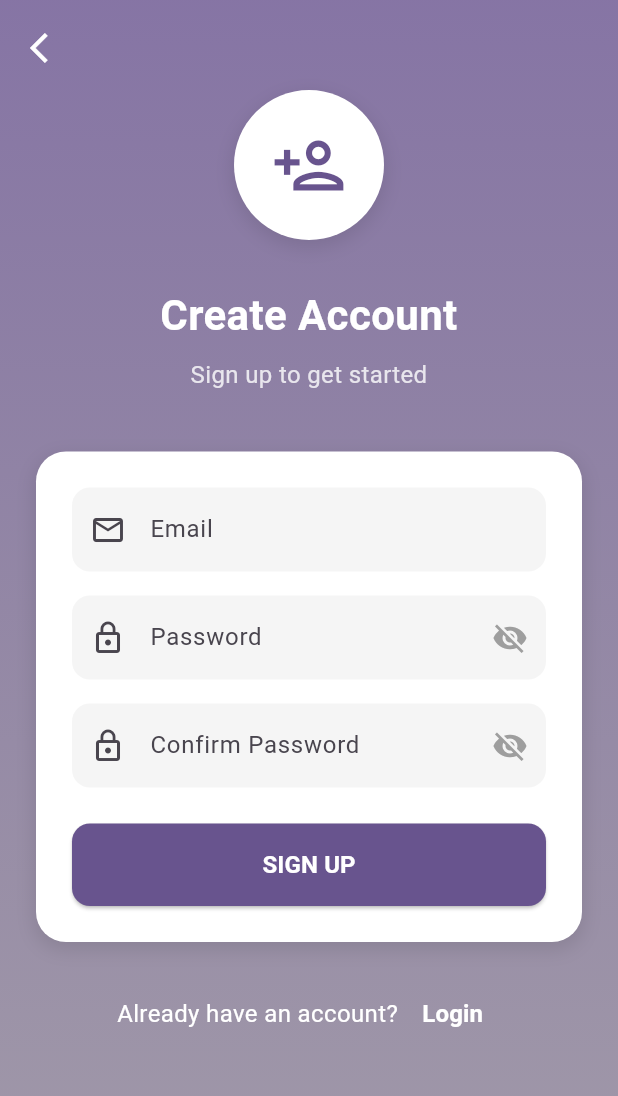
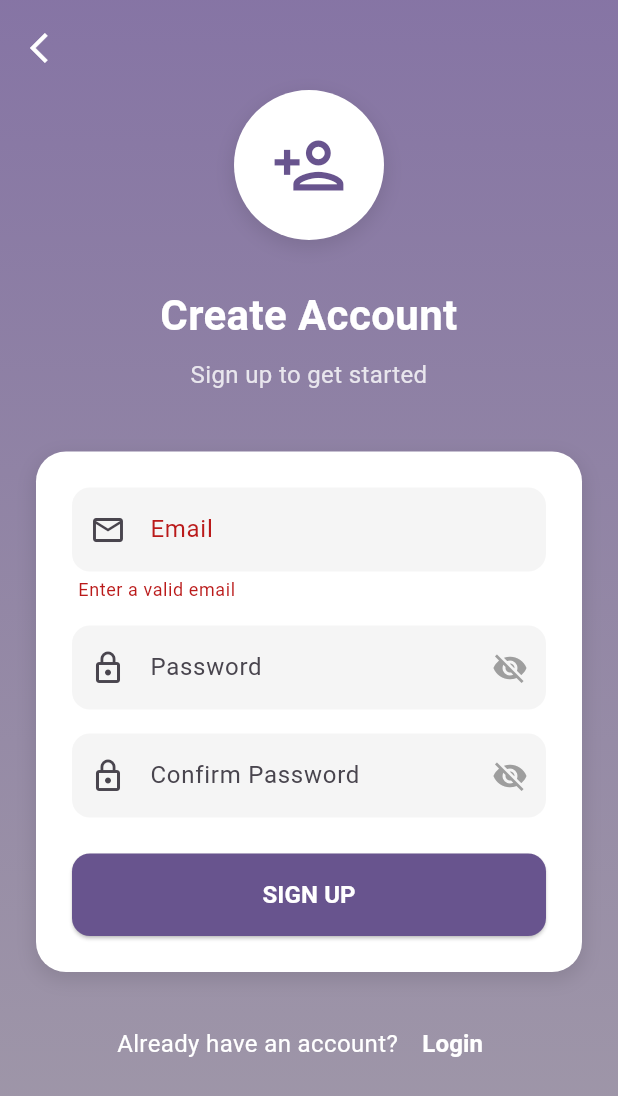
Before and after one commit to devanshu1005/stock_market, a Flutter app: the screen it shows after launch, after a tap on "Sign Up", on a phone screen of 412 x 824 dp. Shown: the top 1096 px of the screen. Run offline on Flutter 3.47's test engine with Material 3 defaults, Android fonts, the phone set to English and light mode, and no system bars; our stand-ins replace cloud_firestore, firebase_auth, firebase_core, google_sign_in; accounts and stored records are empty.

Commit message:
final commit

```diff
--- a/lib/screens/login_screen.dart
+++ b/lib/screens/login_screen.dart
@@ -17,7 +17,8 @@ class _LoginScreenState extends State<LoginScreen> {
   bool _obscurePassword = true;
 
   void _login() async {
-    if (_emailController.text.trim().isEmpty || _passwordController.text.trim().isEmpty) {
+    if (_emailController.text.trim().isEmpty ||
+        _passwordController.text.trim().isEmpty) {
       ScaffoldMessenger.of(context).showSnackBar(
         SnackBar(content: Text("Please enter both email and password")),
       );
@@ -55,7 +56,7 @@ class _LoginScreenState extends State<LoginScreen> {
 
       if (googleUser == null) {
         setState(() => _isLoading = false);
-        return; // User canceled login
+        return;
       }
 
       final GoogleSignInAuthentication googleAuth =
@@ -81,12 +82,17 @@ class _LoginScreenState extends State<LoginScreen> {
     }
   }
 
+  bool _isValidEmail(String email) {
+    final emailRegex =
+        RegExp(r'^[a-zA-Z0-9._%+-]+@[a-zA-Z0-9.-]+\.[a-zA-Z]{2,}$');
+    return emailRegex.hasMatch(email);
+  }
+
   @override
   Widget build(BuildContext context) {
     return Scaffold(
       body: Stack(
         children: [
-          // Background gradient
           Container(
             decoration: BoxDecoration(
               gradient: LinearGradient(
@@ -100,7 +106,6 @@ class _LoginScreenState extends State<LoginScreen> {
             ),
           ),
 
-          // Main content
           SafeArea(
             child: SingleChildScrollView(
               child: Padding(
@@ -110,7 +115,6 @@ class _LoginScreenState extends State<LoginScreen> {
                   children: [
                     SizedBox(height: 60),
 
-                    // App logo or icon
                     Container(
                       alignment: Alignment.center,
                       child: Container(
@@ -138,7 +142,6 @@ class _LoginScreenState extends State<LoginScreen> {
 
                     SizedBox(height: 30),
 
-                    // Welcome text
                     Text(
                       "Welcome Back",
                       style: TextStyle(
@@ -162,7 +165,6 @@ class _LoginScreenState extends State<LoginScreen> {
 
                     SizedBox(height: 40),
 
-                    // Login form in a card
                     Container(
                       decoration: BoxDecoration(
                         color: Colors.white,
@@ -181,7 +183,6 @@ class _LoginScreenState extends State<LoginScreen> {
                         child: Column(
                           crossAxisAlignment: CrossAxisAlignment.stretch,
                           children: [
-                            // Email field
                             TextField(
                               controller: _emailController,
                               keyboardType: TextInputType.emailAddress,
@@ -195,13 +196,20 @@ class _LoginScreenState extends State<LoginScreen> {
                                 ),
                                 filled: true,
                                 fillColor: Colors.grey.shade100,
-                                contentPadding: EdgeInsets.symmetric(vertical: 16),
+                                contentPadding:
+                                    EdgeInsets.symmetric(vertical: 16),
+                                errorText: _isValidEmail(_emailController.text)
+                                    ? null
+                                    : "Enter a valid email",
                               ),
+                              onChanged: (value) {
+                                setState(
+                                    () {});
+                              },
                             ),
 
                             SizedBox(height: 16),
 
-                            // Password field
                             TextField(
                               controller: _passwordController,
                               obscureText: _obscurePassword,
@@ -211,7 +219,9 @@ class _LoginScreenState extends State<LoginScreen> {
                                 prefixIcon: Icon(Icons.lock_outline),
                                 suffixIcon: IconButton(
                                   icon: Icon(
-                                    _obscurePassword ? Icons.visibility_off : Icons.visibility,
+                                    _obscurePassword
+                                        ? Icons.visibility_off
+                                        : Icons.visibility,
                                     color: Colors.grey,
                                   ),
                                   onPressed: () {
@@ -226,40 +236,36 @@ class _LoginScreenState extends State<LoginScreen> {
                                 ),
                                 filled: true,
                                 fillColor: Colors.grey.shade100,
-                                contentPadding: EdgeInsets.symmetric(vertical: 16),
+                                contentPadding:
+                                    EdgeInsets.symmetric(vertical: 16),
                               ),
                             ),
 
                             SizedBox(height: 8),
 
-                            // Forgot password
-                            Align(
-                              alignment: Alignment.centerRight,
-                              child: TextButton(
-                                onPressed: () {
-                                  // Add forgot password functionality
-                                },
-                                child: Text(
-                                  "Forgot Password?",
-                                  style: TextStyle(
-                                    color: Theme.of(context).primaryColor,
-                                  ),
-                                ),
-                              ),
-                            ),
+
 
                             SizedBox(height: 16),
 
-                            // Login button
                             ElevatedButton(
                               onPressed: _isLoading ? null : _login,
+                              style: ElevatedButton.styleFrom(
+                                foregroundColor: Colors.white,
+                                backgroundColor: Theme.of(context).primaryColor,
+                                shape: RoundedRectangleBorder(
+                                  borderRadius: BorderRadius.circular(12),
+                                ),
+                                padding: EdgeInsets.symmetric(vertical: 16),
+                              ),
                               child: _isLoading
                                   ? SizedBox(
                                       height: 20,
                                       width: 20,
                                       child: CircularProgressIndicator(
                                         strokeWidth: 2,
-                                        valueColor: AlwaysStoppedAnimation<Color>(Colors.white),
+                                        valueColor:
+                                            AlwaysStoppedAnimation<Color>(
+                                                Colors.white),
                                       ),
                                     )
                                   : Text(
@@ -269,14 +275,6 @@ class _LoginScreenState extends State<LoginScreen> {
                                         fontWeight: FontWeight.bold,
                                       ),
                                     ),
-                              style: ElevatedButton.styleFrom(
-                                foregroundColor: Colors.white,
-                                backgroundColor: Theme.of(context).primaryColor,
-                                shape: RoundedRectangleBorder(
-                                  borderRadius: BorderRadius.circular(12),
-                                ),
-                                padding: EdgeInsets.symmetric(vertical: 16),
-                              ),
                             ),
                           ],
                         ),
@@ -285,10 +283,11 @@ class _LoginScreenState extends State<LoginScreen> {
 
                     SizedBox(height: 24),
 
-                    // Or divider
                     Row(
                       children: [
-                        Expanded(child: Divider(color: Colors.white.withOpacity(0.5))),
+                        Expanded(
+                            child:
+                                Divider(color: Colors.white.withOpacity(0.5))),
                         Padding(
                           padding: const EdgeInsets.symmetric(horizontal: 16),
                           child: Text(
@@ -299,18 +298,20 @@ class _LoginScreenState extends State<LoginScreen> {
                             ),
                           ),
                         ),
-                        Expanded(child: Divider(color: Colors.white.withOpacity(0.5))),
+                        Expanded(
+                            child:
+                                Divider(color: Colors.white.withOpacity(0.5))),
                       ],
                     ),
 
                     SizedBox(height: 24),
 
-                    // Google Sign-in button
                     ElevatedButton.icon(
                       onPressed: _isLoading ? null : _signInWithGoogle,
                       icon: _isLoading
                           ? SizedBox(width: 20)
-                          : Image.asset('assets/images/google_logo.png', height: 20),
+                          : Image.asset('assets/images/google_logo.png',
+                              height: 20),
                       label: Text(
                         "Sign in with Google",
                         style: TextStyle(
@@ -333,7 +334,6 @@ class _LoginScreenState extends State<LoginScreen> {
 
                     SizedBox(height: 24),
 
-                    // Sign up link
                     Row(
                       mainAxisAlignment: MainAxisAlignment.center,
                       children: [
@@ -345,7 +345,8 @@ class _LoginScreenState extends State<LoginScreen> {
                           onPressed: () {
                             Navigator.push(
                               context,
-                              MaterialPageRoute(builder: (context) => SignupScreen()),
+                              MaterialPageRoute(
+                                  builder: (context) => SignupScreen()),
                             );
                           },
                           child: Text(
--- a/lib/screens/signup_screen.dart
+++ b/lib/screens/signup_screen.dart
@@ -10,14 +10,14 @@ class SignupScreen extends StatefulWidget {
 class _SignupScreenState extends State<SignupScreen> {
   final TextEditingController _emailController = TextEditingController();
   final TextEditingController _passwordController = TextEditingController();
-  final TextEditingController _confirmPasswordController = TextEditingController();
+  final TextEditingController _confirmPasswordController =
+      TextEditingController();
   final FirebaseAuth _auth = FirebaseAuth.instance;
   bool _isLoading = false;
   bool _obscurePassword = true;
   bool _obscureConfirmPassword = true;
 
   void _signup() async {
-    // Basic validation
     if (_emailController.text.trim().isEmpty ||
         _passwordController.text.trim().isEmpty) {
       ScaffoldMessenger.of(context).showSnackBar(
@@ -52,7 +52,6 @@ class _SignupScreenState extends State<SignupScreen> {
 
       String userId = userCredential.user!.uid;
 
-      // Navigate to UserDetailsScreen to collect additional user data
       Navigator.pushReplacement(
         context,
         MaterialPageRoute(
@@ -70,12 +69,17 @@ class _SignupScreenState extends State<SignupScreen> {
     }
   }
 
+  bool _isValidEmail(String email) {
+    final emailRegex =
+        RegExp(r'^[a-zA-Z0-9._%+-]+@[a-zA-Z0-9.-]+\.[a-zA-Z]{2,}$');
+    return emailRegex.hasMatch(email);
+  }
+
   @override
   Widget build(BuildContext context) {
     return Scaffold(
       body: Stack(
         children: [
-          // Background gradient (matching login screen)
           Container(
             decoration: BoxDecoration(
               gradient: LinearGradient(
@@ -89,7 +93,6 @@ class _SignupScreenState extends State<SignupScreen> {
             ),
           ),
 
-          // Back button
           SafeArea(
             child: Padding(
               padding: const EdgeInsets.all(8.0),
@@ -100,7 +103,6 @@ class _SignupScreenState extends State<SignupScreen> {
             ),
           ),
 
-          // Main content
           SafeArea(
             child: SingleChildScrollView(
               child: Padding(
@@ -110,7 +112,6 @@ class _SignupScreenState extends State<SignupScreen> {
                   children: [
                     SizedBox(height: 60),
 
-                    // App logo or icon - matching login screen
                     Container(
                       alignment: Alignment.center,
                       child: Container(
@@ -138,7 +139,6 @@ class _SignupScreenState extends State<SignupScreen> {
 
                     SizedBox(height: 30),
 
-                    // Welcome text
                     Text(
                       "Create Account",
                       style: TextStyle(
@@ -162,7 +162,6 @@ class _SignupScreenState extends State<SignupScreen> {
 
                     SizedBox(height: 40),
 
-                    // Signup form in a card - matching login screen style
                     Container(
                       decoration: BoxDecoration(
                         color: Colors.white,
@@ -181,7 +180,6 @@ class _SignupScreenState extends State<SignupScreen> {
                         child: Column(
                           crossAxisAlignment: CrossAxisAlignment.stretch,
                           children: [
-                            // Email field
                             TextField(
                               controller: _emailController,
                               keyboardType: TextInputType.emailAddress,
@@ -195,13 +193,20 @@ class _SignupScreenState extends State<SignupScreen> {
                                 ),
                                 filled: true,
                                 fillColor: Colors.grey.shade100,
-                                contentPadding: EdgeInsets.symmetric(vertical: 16),
+                                contentPadding:
+                                    EdgeInsets.symmetric(vertical: 16),
+                                errorText: _isValidEmail(_emailController.text)
+                                    ? null
+                                    : "Enter a valid email",
                               ),
+                              onChanged: (value) {
+                                setState(
+                                    () {});
+                              },
                             ),
 
                             SizedBox(height: 16),
 
-                            // Password field
                             TextField(
                               controller: _passwordController,
                               obscureText: _obscurePassword,
@@ -211,7 +216,9 @@ class _SignupScreenState extends State<SignupScreen> {
                                 prefixIcon: Icon(Icons.lock_outline),
                                 suffixIcon: IconButton(
                                   icon: Icon(
-                                    _obscurePassword ? Icons.visibility_off : Icons.visibility,
+                                    _obscurePassword
+                                        ? Icons.visibility_off
+                                        : Icons.visibility,
                                     color: Colors.grey,
                                   ),
                                   onPressed: () {
@@ -226,13 +233,13 @@ class _SignupScreenState extends State<SignupScreen> {
                                 ),
                                 filled: true,
                                 fillColor: Colors.grey.shade100,
-                                contentPadding: EdgeInsets.symmetric(vertical: 16),
+                                contentPadding:
+                                    EdgeInsets.symmetric(vertical: 16),
                               ),
                             ),
 
                             SizedBox(height: 16),
 
-                            // Confirm Password field
                             TextField(
                               controller: _confirmPasswordController,
                               obscureText: _obscureConfirmPassword,
@@ -242,12 +249,15 @@ class _SignupScreenState extends State<SignupScreen> {
                                 prefixIcon: Icon(Icons.lock_outline),
                                 suffixIcon: IconButton(
                                   icon: Icon(
-                                    _obscureConfirmPassword ? Icons.visibility_off : Icons.visibility,
+                                    _obscureConfirmPassword
+                                        ? Icons.visibility_off
+                                        : Icons.visibility,
                                     color: Colors.grey,
                                   ),
                                   onPressed: () {
                                     setState(() {
-                                      _obscureConfirmPassword = !_obscureConfirmPassword;
+                                      _obscureConfirmPassword =
+                                          !_obscureConfirmPassword;
                                     });
                                   },
                                 ),
@@ -257,22 +267,32 @@ class _SignupScreenState extends State<SignupScreen> {
                                 ),
                                 filled: true,
                                 fillColor: Colors.grey.shade100,
-                                contentPadding: EdgeInsets.symmetric(vertical: 16),
+                                contentPadding:
+                                    EdgeInsets.symmetric(vertical: 16),
                               ),
                             ),
 
                             SizedBox(height: 24),
 
-                            // Signup button
                             ElevatedButton(
                               onPressed: _isLoading ? null : _signup,
+                              style: ElevatedButton.styleFrom(
+                                foregroundColor: Colors.white,
+                                backgroundColor: Theme.of(context).primaryColor,
+                                shape: RoundedRectangleBorder(
+                                  borderRadius: BorderRadius.circular(12),
+                                ),
+                                padding: EdgeInsets.symmetric(vertical: 16),
+                              ),
                               child: _isLoading
                                   ? SizedBox(
                                       height: 20,
                                       width: 20,
                                       child: CircularProgressIndicator(
                                         strokeWidth: 2,
-                                        valueColor: AlwaysStoppedAnimation<Color>(Colors.white),
+                                        valueColor:
+                                            AlwaysStoppedAnimation<Color>(
+                                                Colors.white),
                                       ),
                                     )
                                   : Text(
@@ -282,14 +302,6 @@ class _SignupScreenState extends State<SignupScreen> {
                                         fontWeight: FontWeight.bold,
                                       ),
                                     ),
-                              style: ElevatedButton.styleFrom(
-                                foregroundColor: Colors.white,
-                                backgroundColor: Theme.of(context).primaryColor,
-                                shape: RoundedRectangleBorder(
-                                  borderRadius: BorderRadius.circular(12),
-                                ),
-                                padding: EdgeInsets.symmetric(vertical: 16),
-                              ),
                             ),
                           ],
                         ),
@@ -298,7 +310,6 @@ class _SignupScreenState extends State<SignupScreen> {
 
                     SizedBox(height: 24),
 
-                    // Login link
                     Row(
                       mainAxisAlignment: MainAxisAlignment.center,
                       children: [
--- a/lib/services/auth_wrapper.dart
+++ b/lib/services/auth_wrapper.dart
@@ -7,15 +7,15 @@ class AuthWrapper extends StatelessWidget {
   @override
   Widget build(BuildContext context) {
     return StreamBuilder<User?>(
-      stream: FirebaseAuth.instance.authStateChanges(), // Tracks auth state
+      stream: FirebaseAuth.instance.authStateChanges(),
       builder: (context, snapshot) {
         if (snapshot.connectionState == ConnectionState.waiting) {
-          return Center(child: CircularProgressIndicator()); // Show loader
+          return Center(child: CircularProgressIndicator());
         }
         if (snapshot.hasData) {
-          return HomeScreen(); // User is logged in
+          return HomeScreen();
         }
-        return LoginScreen(); // User is logged out
+        return LoginScreen();
       },
     );
   }
--- a/lib/services/stock_api_service.dart
+++ b/lib/services/stock_api_service.dart
@@ -4,12 +4,29 @@ import 'package:http/http.dart' as http;
 import 'dart:math';
 
 class StockApiService {
-  // static const String apiKey = 'JEA4DZIJGNCLAPZC';
-  // static const String apiKey = 'Q8UMH5T65ZZIG1ON';
-  static const String apiKey = '7RKYYRCVCDCIVL08';
+  static const List<String> apiKeys = [
+    'JEA4DZIJGNCLAPZC',
+    'Q8UMH5T65ZZIG1ON',
+    '7RKYYRCVCDCIVL08',
+    'HXOAVG0I396LMWB6',
+    'OFN1OFMYO2F16B5L',
+    'P9LR98KVB5KDS3IZ',
+    '4IZRGSWC5402E2XF',
+    'I4L5VLSYB706A3TM',
+    '9D577SF8QUJNSXZP',
+    'SALQWNB49TURU63D',
+    'YYH79M3LLQIF0OGZ'
+  ];
+  static int _currentApiKeyIndex = 0;
   static const String baseUrl = 'https://www.alphavantage.co/query';
 
   final Map<String, dynamic> _cache = {};
+
+  String get apiKey => apiKeys[_currentApiKeyIndex];
+
+  void _rotateApiKey() {
+    _currentApiKeyIndex = (_currentApiKeyIndex + 1) % apiKeys.length;
+  }
 
   Future<List<Map<String, String>>> searchStockByName(String query) async {
     if (_cache.containsKey('search_$query')) {
@@ -24,11 +41,12 @@ class StockApiService {
       final data = json.decode(response.body);
 
       if (data.containsKey('Information')) {
+        _rotateApiKey();
         return [
           {
             'symbol': 'N/A',
             'name':
-                'You have reached your daily search limit of 25 requests per day. Please try again tomorrow.'
+                'You have reached your daily search limit. Trying another API key...'
           }
         ];
       }
@@ -43,6 +61,8 @@ class StockApiService {
         _cache['search_$query'] = results;
         return results;
       }
+    } else {
+      _rotateApiKey();
     }
     return [];
   }
@@ -61,6 +81,7 @@ class StockApiService {
       _cache['stock_$symbol'] = data;
       return data;
     } else {
+      _rotateApiKey();
       throw Exception('Failed to load stock data');
     }
   }
@@ -87,15 +108,47 @@ class StockApiService {
     return results;
   }
 
+//test tomorrow
+  // Stream<Map<String, dynamic>> getRealTimeStockUpdates(String symbol) async* {
+  //   while (true) {
+  //     await Future.delayed(
+  //         Duration(seconds: 10)); // Fetch update every 10 seconds
+
+  //     try {
+  //       final stockData = await fetchStockData(symbol);
+  //       if (stockData.isNotEmpty && stockData['Global Quote'] != null) {
+  //         yield stockData;
+  //       } else {
+  //         throw Exception('Invalid stock data');
+  //       }
+  //     } catch (e) {
+  //       yield {
+  //         "error":
+  //             "Failed to fetch real-time stock updates. API limit may have been exceeded."
+  //       };
+  //     }
+  //   }
+  // }
+
   Stream<Map<String, dynamic>> getRealTimeStockUpdates(String symbol) async* {
     Random random = Random();
-    double lastPrice = random.nextDouble() * 1000; // Initial random price
+    double lastPrice = 100;
+
+    try {
+      final stockData = await fetchStockData(symbol);
+      if (stockData.containsKey("Global Quote") && stockData["Global Quote"].containsKey("05. price")) {
+        lastPrice = double.tryParse(stockData["Global Quote"]["05. price"]) ?? 100;
+      }
+    // ignore: empty_catches
+    } catch (e) {
+
+    }
 
     while (true) {
-      await Future.delayed(Duration(seconds: 2)); // Simulate updates every 2s
+      await Future.delayed(Duration(seconds: 2));
 
-      double priceChange = (random.nextDouble() * 10 - 5); // Random change (-5 to +5)
-      lastPrice += priceChange;
+      double priceChange = (random.nextDouble() * 2 - 1) * 0.5;
+      lastPrice += lastPrice * priceChange / 100;
 
       yield {
         "Global Quote": {
```
Also changed, not shown: lib/screens/home_screen.dart (+0 -37 lines), lib/screens/profile_screen.dart (+0 -24 lines), lib/screens/stock_details_screen.dart (+111 -71 lines), lib/screens/user_details_screen.dart (+8 -20 lines), assets/images/google_logo.png (added).
